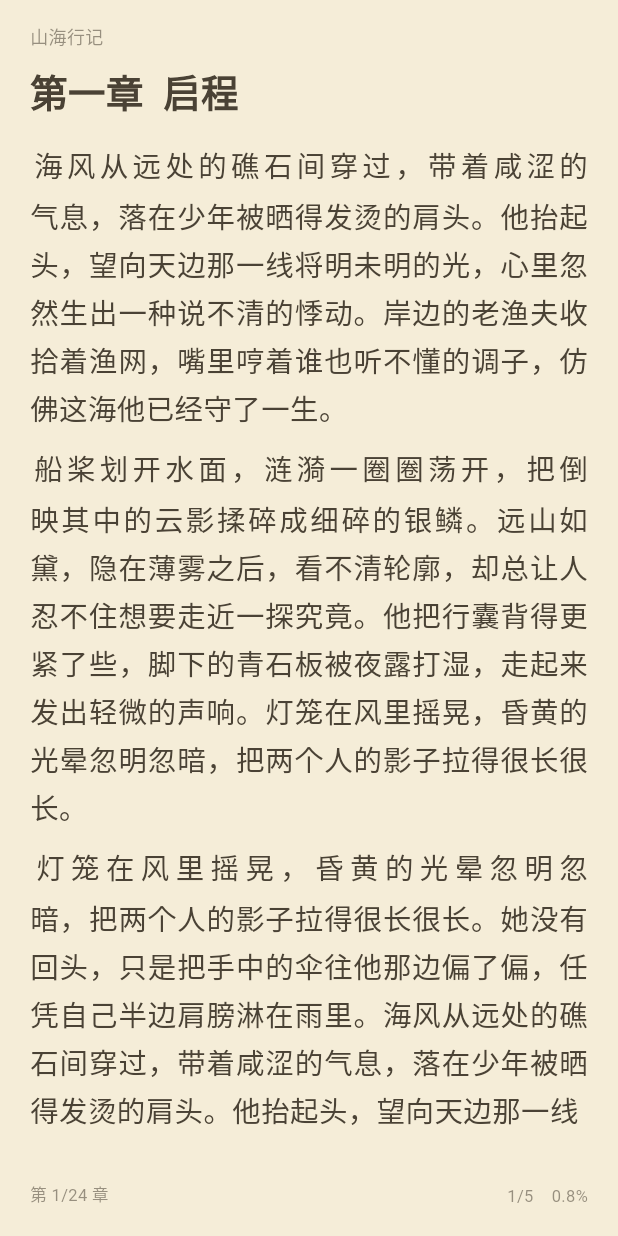
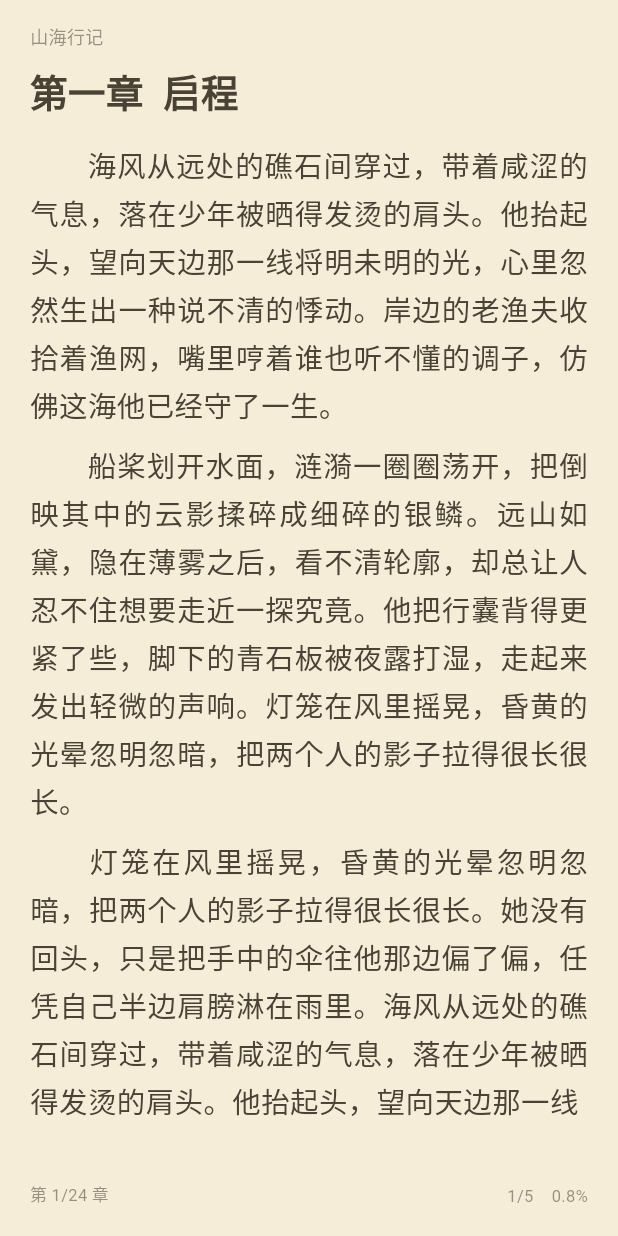
Before and after one commit to chenkaiHere/flutter_book_reader, a Flutter app: the screen it shows after launch, after a tap on "山海行记", on a phone screen of 412 x 824 dp. Run offline on Flutter 3.47's test engine with Material 3 defaults, Android fonts, the phone set to English and light mode, and no system bars.

Commit message:
feature:优化翻页效果新增覆盖翻页和仿真翻页效果

```diff
--- a/lib/src/book_reader_widget.dart
+++ b/lib/src/book_reader_widget.dart
@@ -78,7 +78,14 @@ class _BookReaderState extends State<BookReader> with WidgetsBindingObserver {
   void initState() {
     super.initState();
     WidgetsBinding.instance.addObserver(this);
+    // 全屏沉浸：进入阅读页即隐藏系统状态栏与导航栏，并在唤起菜单时保持隐藏——
+    // 避免状态栏出现时把正文往下顶，正文始终铺满整屏。
+    _enterImmersive();
     _init();
+  }
+
+  void _enterImmersive() {
+    SystemChrome.setEnabledSystemUIMode(SystemUiMode.immersiveSticky);
   }
 
   Future<void> _init() async {
@@ -133,6 +140,9 @@ class _BookReaderState extends State<BookReader> with WidgetsBindingObserver {
     if (state != AppLifecycleState.resumed) {
       _saveTimer?.cancel();
       _flushSave();
+    } else {
+      // 从后台返回时系统可能已重置 UI 模式，重新应用沉浸式
+      _enterImmersive();
     }
   }
 
@@ -141,6 +151,18 @@ class _BookReaderState extends State<BookReader> with WidgetsBindingObserver {
     WidgetsBinding.instance.removeObserver(this);
     _saveTimer?.cancel();
     _flushSave();
+    // 离开阅读页：恢复系统栏显示，并把状态栏 / 底部导航栏重置为“白底黑字”默认样式，
+    // 否则阅读页设置的纸张色会残留到退出后的页面。
+    SystemChrome.setEnabledSystemUIMode(SystemUiMode.edgeToEdge);
+    SystemChrome.setSystemUIOverlayStyle(
+      const SystemUiOverlayStyle(
+        statusBarColor: Colors.transparent,
+        statusBarIconBrightness: Brightness.dark,
+        statusBarBrightness: Brightness.light,
+        systemNavigationBarColor: Colors.white,
+        systemNavigationBarIconBrightness: Brightness.dark,
+      ),
+    );
     _controller?.removeListener(_onControllerChanged);
     _controller?.dispose();
     _menuVisible.dispose();
@@ -329,7 +351,11 @@ class _BookReaderState extends State<BookReader> with WidgetsBindingObserver {
       case FlipType.cover:
         return HorizontalReader(controller: c, style: _config.flipType);
       case FlipType.simulation:
-        return SimulationReader(controller: c);
+        // 仿真翻页用原始手势（无滚动通知），拖动开始时主动隐藏菜单
+        return SimulationReader(
+          controller: c,
+          onFlipStart: () => _menuVisible.value = false,
+        );
       case FlipType.none:
       case FlipType.scrollVertical:
         return _buildStaticPage(t, c);
--- a/lib/src/reader_config.dart
+++ b/lib/src/reader_config.dart
@@ -20,21 +20,21 @@ const double kReaderHeadingGapBottom = 16;
 /// 顶部菜单工具栏行的高度。约等于顶部小标题栏所占高度
 /// (kReaderPagePadding.top + kReaderHeaderHeight = 12 + 24)，
 /// 使菜单唤起时其顶栏正好盖住那条小标题栏，而不侵入正文。
-const double kReaderMenuBarHeight = 44;
+const double kReaderMenuBarHeight = 52;
 
 /// 翻页方式
 enum FlipType {
-  /// 左右平滑翻页（横向 PageView，两页并排滑动）
-  slideHorizontal('平滑翻页', Icons.view_carousel_outlined),
+  /// 仿真翻页（书页折角卷曲，跟随手指）
+  simulation('仿真', Icons.auto_stories_outlined),
 
   /// 覆盖翻页（当前页不动，新页从右侧滑入盖住）
-  cover('覆盖翻页', Icons.flip_to_front),
+  cover('覆盖', Icons.flip_to_front),
 
-  /// 仿真翻页（滑动时叠加透视立体与书页阴影）
-  simulation('仿真翻页', Icons.auto_stories_outlined),
+  /// 左右平移翻页（横向 PageView，两页并排滑动）
+  slideHorizontal('平移', Icons.view_carousel_outlined),
 
   /// 上下滚动（纵向连续滚动）
-  scrollVertical('上下滚动', Icons.swap_vert),
+  scrollVertical('上下', Icons.swap_vert),
 
   /// 无动画直接切换
   none('无动画', Icons.crop_square);
--- a/lib/src/reader_labels.dart
+++ b/lib/src/reader_labels.dart
@@ -14,10 +14,12 @@ class ReaderLabels {
     this.nextChapter = '下一章',
     this.catalog = '目录',
     this.themeMenu = '主题',
+    this.dayMode = '日间',
+    this.nightMode = '夜间',
     this.settingsMenu = '设置',
     this.fontSize = '字号',
     this.lineSpacing = '行距',
-    this.flipMode = '翻页方式',
+    this.flipMode = '翻页',
     this.background = '背景 / 主题',
     this.bookEnd = '—— 全书完 ——',
     this.loadingNext = '正在载入下一章…',
@@ -32,6 +34,8 @@ class ReaderLabels {
   final String nextChapter;
   final String catalog;
   final String themeMenu;
+  final String dayMode;
+  final String nightMode;
   final String settingsMenu;
   final String fontSize;
   final String lineSpacing;
--- a/lib/src/widgets/page_frame.dart
+++ b/lib/src/widgets/page_frame.dart
@@ -152,17 +152,21 @@ class ReaderProse extends StatelessWidget {
   final ReaderConfig config;
   final bool bounded;
 
+  static final RegExp _leadingIndent = RegExp(r'^[　\s]+');
+
   @override
   Widget build(BuildContext context) {
+    // 首行缩进用固定宽度占位（WidgetSpan）而非空格：两端对齐（justify）会吞掉行首空格，
+    // 占位块不会被压缩，因此“两端对齐 + 首行缩进”可以并存。
+    final double indentWidth = config.firstLineIndent *
+        MediaQuery.textScalerOf(context).scale(config.fontSize);
     final List<Widget> children = <Widget>[];
     for (int i = 0; i < page.length; i++) {
       final ReaderBlock block = page[i];
       if (i > 0 && block.isParagraphStart) {
         children.add(SizedBox(height: config.paragraphSpacing));
       }
-      children.add(
-        Text(block.text, style: config.textStyle, textAlign: config.textAlign),
-      );
+      children.add(_paragraph(block, indentWidth));
     }
     final Column column = Column(
       mainAxisSize: MainAxisSize.min,
@@ -181,4 +185,29 @@ class ReaderProse extends StatelessWidget {
       ),
     );
   }
+
+  /// 段落起始块：行首缩进用等宽占位块，其余块（跨页续接）直接渲染。
+  Widget _paragraph(ReaderBlock block, double indentWidth) {
+    if (!block.isParagraphStart) {
+      return Text(
+        block.text,
+        style: config.textStyle,
+        textAlign: config.textAlign,
+      );
+    }
+    final String body = block.text.replaceFirst(_leadingIndent, '');
+    return Text.rich(
+      TextSpan(
+        children: <InlineSpan>[
+          WidgetSpan(
+            alignment: PlaceholderAlignment.middle,
+            child: SizedBox(width: indentWidth),
+          ),
+          TextSpan(text: body),
+        ],
+      ),
+      style: config.textStyle,
+      textAlign: config.textAlign,
+    );
+  }
 }
--- a/lib/src/widgets/reader_menu.dart
+++ b/lib/src/widgets/reader_menu.dart
@@ -48,13 +48,30 @@ class ReaderMenu extends StatefulWidget {
   State<ReaderMenu> createState() => _ReaderMenuState();
 }
 
-enum _Panel { none, settings, theme }
+enum _Panel { none, settings }
 
 class _ReaderMenuState extends State<ReaderMenu> {
   _Panel _panel = _Panel.none;
   late ReaderLabels _labels;
 
+  /// 记住切到夜间前的日间主题，切回时还原。
+  ReaderTheme? _lastLight;
+
   Color get _accent => widget.config.theme.accentColor;
+
+  /// 日间 / 夜间一键切换。
+  void _toggleDayNight() {
+    final ReaderConfig c = widget.config;
+    if (c.theme.isDark) {
+      c.setTheme(
+        _lastLight ??
+            ReaderTheme.presets.firstWhere((ReaderTheme t) => !t.isDark),
+      );
+    } else {
+      _lastLight = c.theme;
+      c.setTheme(ReaderTheme.presets.firstWhere((ReaderTheme t) => t.isDark));
+    }
+  }
 
   @override
   void didUpdateWidget(covariant ReaderMenu oldWidget) {
@@ -101,16 +118,20 @@ class _ReaderMenuState extends State<ReaderMenu> {
   }
 
   Widget _buildTopBar(Color barColor, Color iconColor) {
+    // 全屏沉浸下没有系统状态栏，为顶栏预留一段“状态栏高度”的呼吸空间，
+    // 避免返回按钮/标题贴着屏幕最顶端，显得局促（刘海屏则按安全区留白）。
+    final double sysTop = MediaQuery.of(context).padding.top;
+    final double topInset = sysTop > 20 ? sysTop : 24;
     return AnimatedPositioned(
       duration: const Duration(milliseconds: 220),
       curve: Curves.easeOut,
-      top: widget.visible ? 0 : -140,
+      top: widget.visible ? 0 : -180,
       left: 0,
       right: 0,
       child: ColoredBox(
         color: barColor,
-        child: SafeArea(
-          bottom: false,
+        child: Padding(
+          padding: EdgeInsets.only(top: topInset),
           child: SizedBox(
             height: kReaderMenuBarHeight,
             child: Row(
@@ -174,8 +195,9 @@ class _ReaderMenuState extends State<ReaderMenu> {
           child: Column(
             mainAxisSize: MainAxisSize.min,
             children: <Widget>[
+              // 设置面板与“上一章/下一章”共用同一区域：打开设置时覆盖住快捷条，
+              // 收起设置时快捷条重新出现。
               _buildPanelArea(iconColor),
-              _buildChapterSeek(iconColor),
               Divider(height: 1, color: iconColor.withValues(alpha: 0.08)),
               _buildActionRow(iconColor),
             ],
@@ -185,29 +207,18 @@ class _ReaderMenuState extends State<ReaderMenu> {
     );
   }
 
-  /// 设置 / 主题子面板：展开、收起、切换都带平滑动画（高度渐变 + 交叉淡入）。
+  /// 设置面板与章节快捷条共用区域：设置打开时显示设置面板（覆盖快捷条），
+  /// 关闭时显示“上一章 / 进度 / 下一章”。切换带平滑动画（高度渐变 + 交叉淡入）。
   Widget _buildPanelArea(Color iconColor) {
-    Widget child;
-    switch (_panel) {
-      case _Panel.settings:
-        child = KeyedSubtree(
+    final Widget child = _panel == _Panel.settings
+        ? KeyedSubtree(
             key: const ValueKey<String>('settings'),
             child: _buildSettingsPanel(iconColor),
+          )
+        : KeyedSubtree(
+            key: const ValueKey<String>('seek'),
+            child: _buildChapterSeek(iconColor),
           );
-        break;
-      case _Panel.theme:
-        child = KeyedSubtree(
-          key: const ValueKey<String>('theme'),
-          child: _buildThemePanel(iconColor),
-        );
-        break;
-      case _Panel.none:
-        child = const SizedBox(
-          key: ValueKey<String>('none'),
-          width: double.infinity,
-        );
-        break;
-    }
     return AnimatedSize(
       duration: const Duration(milliseconds: 220),
       curve: Curves.easeOutCubic,
@@ -274,23 +285,29 @@ class _ReaderMenuState extends State<ReaderMenu> {
             setState(() => _panel = _Panel.none);
             widget.onOpenCatalog();
           }),
+          // 中间：日间 / 夜间一键切换
           _menuBtn(
-            Icons.brightness_6_outlined,
-            _labels.themeMenu,
+            widget.config.theme.isDark
+                ? Icons.wb_sunny_outlined
+                : Icons.nightlight_round,
+            widget.config.theme.isDark ? _labels.dayMode : _labels.nightMode,
+            iconColor,
+            _toggleDayNight,
+          ),
+          _menuBtn(
+            _panel == _Panel.settings
+                ? Icons.settings
+                : Icons.settings_outlined,
+            _labels.settingsMenu,
             iconColor,
             () {
               setState(
                 () => _panel =
-                    _panel == _Panel.theme ? _Panel.none : _Panel.theme,
+                    _panel == _Panel.settings ? _Panel.none : _Panel.settings,
               );
             },
+            active: _panel == _Panel.settings,
           ),
-          _menuBtn(Icons.text_fields, _labels.settingsMenu, iconColor, () {
-            setState(
-              () => _panel =
-                  _panel == _Panel.settings ? _Panel.none : _Panel.settings,
-            );
-          }),
         ],
       ),
     );
@@ -300,10 +317,14 @@ class _ReaderMenuState extends State<ReaderMenu> {
     IconData icon,
     String label,
     Color color,
-    VoidCallback onTap,
-  ) {
+    VoidCallback onTap, {
+    bool active = false,
+  }) {
+    // 选中态：图标/文字用强调色，突出当前打开的面板。
+    final Color fg = active ? _accent : color;
     return Semantics(
       button: true,
+      selected: active,
       label: label,
       child: InkWell(
         borderRadius: BorderRadius.circular(8),
@@ -313,9 +334,16 @@ class _ReaderMenuState extends State<ReaderMenu> {
           child: Column(
             mainAxisSize: MainAxisSize.min,
             children: <Widget>[
-              Icon(icon, size: 24, color: color),
+              Icon(icon, size: 24, color: fg),
               const SizedBox(height: 4),
-              Text(label, style: TextStyle(fontSize: 12, color: color)),
+              Text(
+                label,
+                style: TextStyle(
+                  fontSize: 12,
+                  color: fg,
+                  fontWeight: active ? FontWeight.w600 : FontWeight.w400,
+                ),
+              ),
             ],
           ),
         ),
@@ -363,84 +391,90 @@ class _ReaderMenuState extends State<ReaderMenu> {
               Icon(Icons.density_large, size: 18, color: iconColor),
             ],
           ),
-          const SizedBox(height: 4),
+          const SizedBox(height: 6),
+          _rowLabel(_labels.background, iconColor),
+          const SizedBox(height: 10),
+          _buildBackgroundRow(iconColor),
+          const SizedBox(height: 6),
           _rowLabel(_labels.flipMode, iconColor),
           const SizedBox(height: 8),
-          Wrap(
-            spacing: 8,
-            runSpacing: 8,
-            children: FlipType.values.map((FlipType f) {
-              final bool active = c.flipType == f;
-              return OutlinedButton.icon(
-                onPressed: () => c.setFlipType(f),
-                style: OutlinedButton.styleFrom(
-                  foregroundColor: active ? _accent : iconColor,
-                  side: BorderSide(
-                    color: active ? _accent : iconColor.withValues(alpha: 0.3),
-                  ),
-                  padding:
-                      const EdgeInsets.symmetric(horizontal: 12, vertical: 8),
-                  visualDensity: VisualDensity.compact,
-                ),
-                icon: Icon(f.icon, size: 16),
-                label: Text(f.label, style: const TextStyle(fontSize: 12)),
-              );
-            }).toList(),
-          ),
+          _buildFlipSelector(c, iconColor),
           const SizedBox(height: 8),
         ],
       ),
     );
   }
 
-  // —— 主题面板：纸张背景色 ——
-  Widget _buildThemePanel(Color iconColor) {
-    return Padding(
-      padding: const EdgeInsets.fromLTRB(16, 16, 16, 10),
-      child: Column(
-        crossAxisAlignment: CrossAxisAlignment.start,
-        children: <Widget>[
-          _rowLabel(_labels.background, iconColor),
-          const SizedBox(height: 12),
-          Row(
+  // —— 翻页方式：水平分段指示器（选中项高亮圆角药丸，其余纯文字）——
+  Widget _buildFlipSelector(ReaderConfig c, Color iconColor) {
+    final bool dark = widget.config.theme.isDark;
+    final Color highlight = dark
+        ? Colors.white.withValues(alpha: 0.12)
+        : Colors.white.withValues(alpha: 0.7);
+    return Row(
+      children: FlipType.values.map((FlipType f) {
+        final bool active = c.flipType == f;
+        return Expanded(
+          child: Semantics(
+            button: true,
+            selected: active,
+            label: f.label,
+            child: GestureDetector(
+              behavior: HitTestBehavior.opaque,
+              onTap: () => c.setFlipType(f),
+              child: AnimatedContainer(
+                duration: const Duration(milliseconds: 180),
+                curve: Curves.easeOut,
+                margin: const EdgeInsets.symmetric(horizontal: 2),
+                padding: const EdgeInsets.symmetric(vertical: 8),
+                decoration: BoxDecoration(
+                  color: active ? highlight : Colors.transparent,
+                  borderRadius: BorderRadius.circular(18),
+                ),
+                child: Center(
+                  child: Text(
+                    f.label,
+                    maxLines: 1,
+                    overflow: TextOverflow.ellipsis,
+                    style: TextStyle(
+                      fontSize: 13,
+                      fontWeight: active ? FontWeight.w600 : FontWeight.w400,
+                      color:
+                          active ? iconColor : iconColor.withValues(alpha: 0.7),
+                    ),
+                  ),
+                ),
+              ),
+            ),
+          ),
+        );
+      }).toList(),
+    );
+  }
+
+  // —— 背景 / 主题：纸张配色（含夜间）——
+  Widget _buildBackgroundRow(Color iconColor) {
+    return Row(
       mainAxisAlignment: MainAxisAlignment.spaceBetween,
       children: ReaderTheme.presets.map((ReaderTheme t) {
         final bool active = widget.config.theme.alias == t.alias;
         return GestureDetector(
           onTap: () => widget.config.setTheme(t),
-                child: Column(
-                  mainAxisSize: MainAxisSize.min,
-                  children: <Widget>[
-                    Container(
-                      width: 42,
-                      height: 42,
+          child: Container(
+            width: 38,
+            height: 38,
             decoration: BoxDecoration(
               color: t.paperColor,
               shape: BoxShape.circle,
               border: Border.all(
-                          color: active
-                              ? _accent
-                              : iconColor.withValues(alpha: 0.25),
+                color: active ? _accent : iconColor.withValues(alpha: 0.25),
                 width: active ? 2.5 : 1,
               ),
             ),
-                      child: active
-                          ? Icon(Icons.check, size: 18, color: _accent)
-                          : null,
-                    ),
-                    const SizedBox(height: 6),
-                    Text(
-                      t.name,
-                      style: TextStyle(fontSize: 11, color: iconColor),
-                    ),
-                  ],
+            child: active ? Icon(Icons.check, size: 16, color: _accent) : null,
           ),
         );
       }).toList(),
-          ),
-          const SizedBox(height: 8),
-        ],
-      ),
     );
   }
 
--- a/pubspec.yaml
+++ b/pubspec.yaml
@@ -3,7 +3,7 @@ description: >-
   A customizable Flutter reader widget for novels and ebooks: lazy chapter
   loading, paginated and continuous-scroll modes, themes, and pluggable
   data sources & progress storage.
-version: 1.0.0
+version: 1.1.0
 repository: https://github.com/chenkaiHere/flutter_book_reader
 homepage: https://github.com/chenkaiHere/flutter_book_reader
 issue_tracker: https://github.com/chenkaiHere/flutter_book_reader/issues
```
Also changed, not shown: lib/src/views/simulation_reader.dart (+10 -1 lines), example/pubspec.lock, pubspec.lock, 7 other files. Lines whose indentation alone changed are shown as unchanged.
